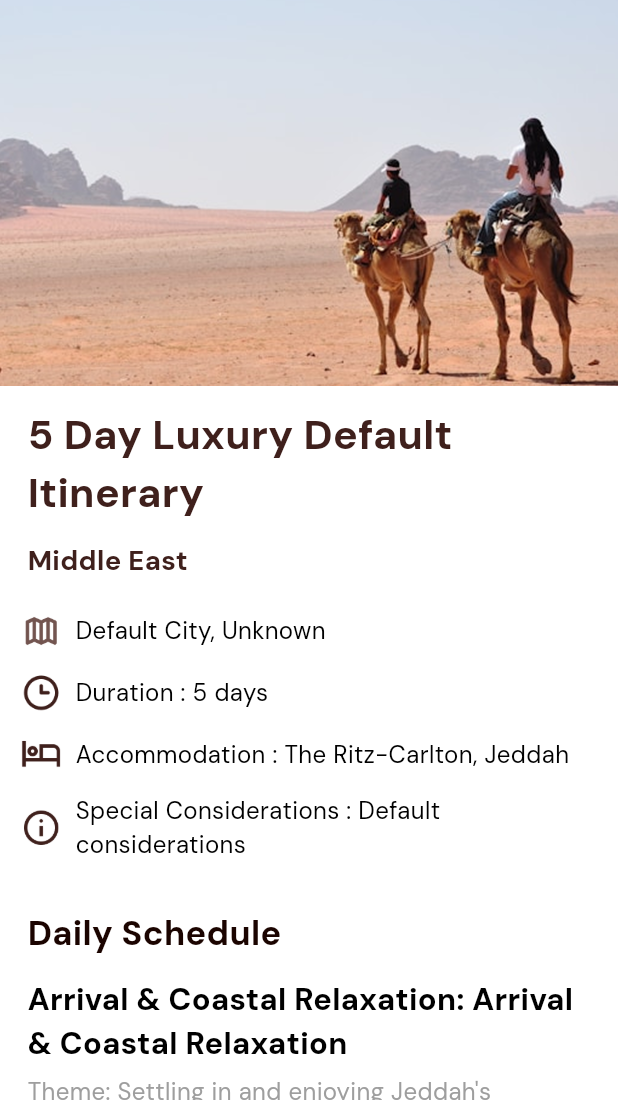
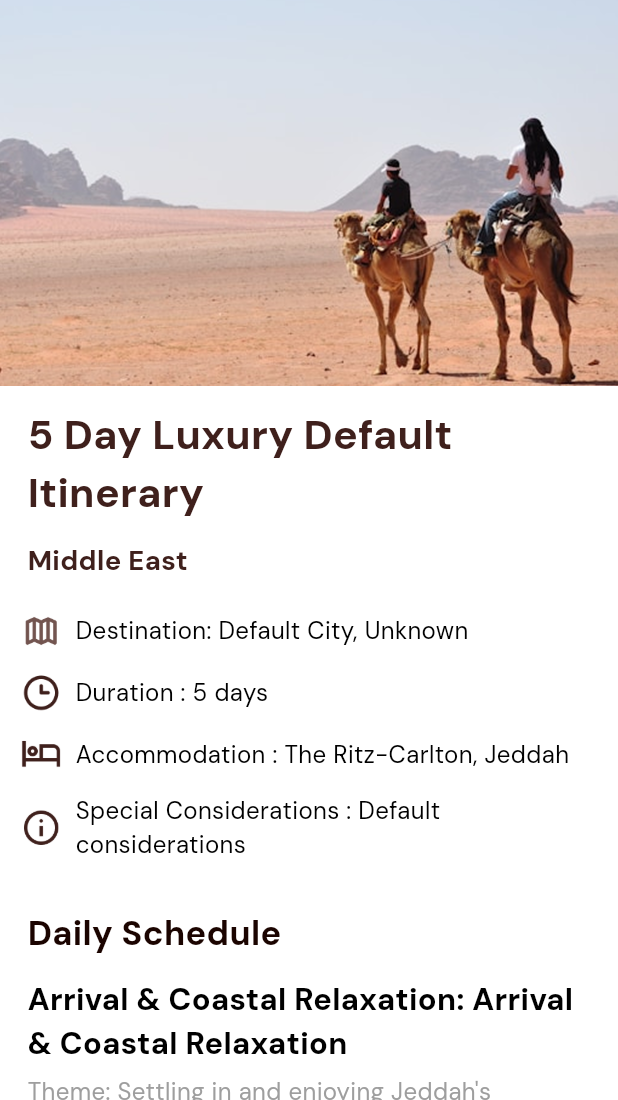
Before and after one commit to asifjahan1/kaldmv, a Flutter app: the TourPlanScreen screen opened directly, on a phone screen of 412 x 824 dp, the part 136-1236 px from its top. Run offline on Flutter 3.47's test engine with Material 3 defaults, Android fonts, the phone set to English and light mode, and no system bars; our stand-ins replace cached_network_image, file_picker, flutter_easyloading, flutter_screenutil, flutter_spinkit, flutter_svg and 10 more; accounts and stored records are empty.

```diff
--- a/lib/User/Views/features/Home/home widget/ai_generated_tour_plan/view/tour_plan_screen.dart
+++ b/lib/User/Views/features/Home/home widget/ai_generated_tour_plan/view/tour_plan_screen.dart
@@ -123,7 +123,7 @@ class TourPlanScreen extends StatelessWidget {
       crossAxisAlignment: CrossAxisAlignment.start,
       children: [
         _buildDetailItem(
-          tourPlan.destination,
+          'Destination: ${tourPlan.destination}',
           'assets/images/location.png',
         ),
         _buildDetailItem(
```
